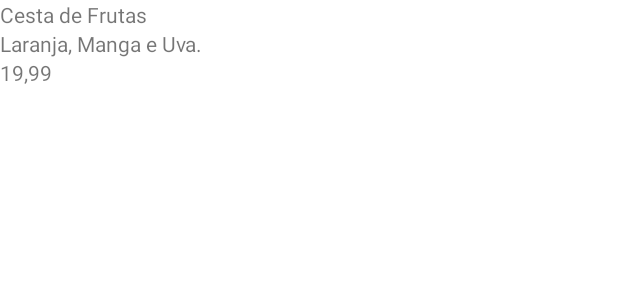
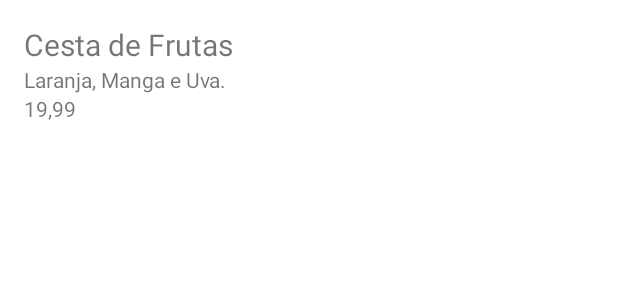
Before and after one commit to francovinicius/meu-primeiro-app-android-kt, an Android app: the layout activity_main.xml on its own in the app's theme, with its tools: preview values and no code run, on a phone screen of 412 x 824 dp. Shown: the top 300 px of the screen. Run offline under Robolectric (Android 15) with nearby library versions, the phone set to English and light mode, and no system bars.

Commit message:
add margin

```diff
--- a/app/src/main/res/layout/activity_main.xml
+++ b/app/src/main/res/layout/activity_main.xml
@@ -7,16 +7,20 @@
 
     <TextView
         android:id="@+id/nome"
-        android:layout_width="wrap_content"
+        android:layout_width="match_parent"
         android:layout_height="wrap_content"
+        android:layout_margin="16dp"
         android:text="Cesta de Frutas"
-        app:layout_constraintStart_toStartOf="parent"
+        android:textSize="20sp"
+        app:layout_constraintEnd_toEndOf="parent"
         app:layout_constraintTop_toTopOf="parent" />
 
     <TextView
         android:id="@+id/descricao"
         android:layout_width="match_parent"
         android:layout_height="wrap_content"
+        android:layout_marginStart="16dp"
+        android:layout_marginEnd="16dp"
         android:text="Laranja, Manga e Uva."
         app:layout_constraintTop_toBottomOf="@id/nome"
         />
@@ -24,6 +28,8 @@
     <TextView
         android:layout_width="match_parent"
         android:layout_height="wrap_content"
+        android:layout_marginStart="16dp"
+        android:layout_marginEnd="16dp"
         android:text="19,99"
         app:layout_constraintStart_toStartOf="parent"
         app:layout_constraintTop_toBottomOf="@id/descricao" />
```
